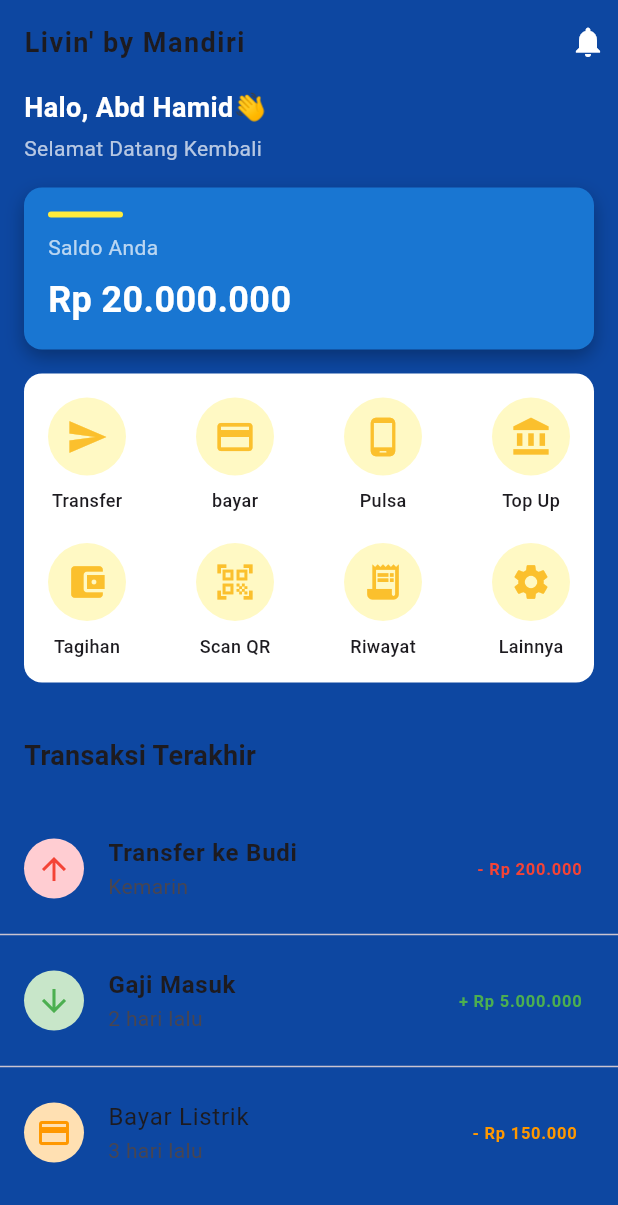
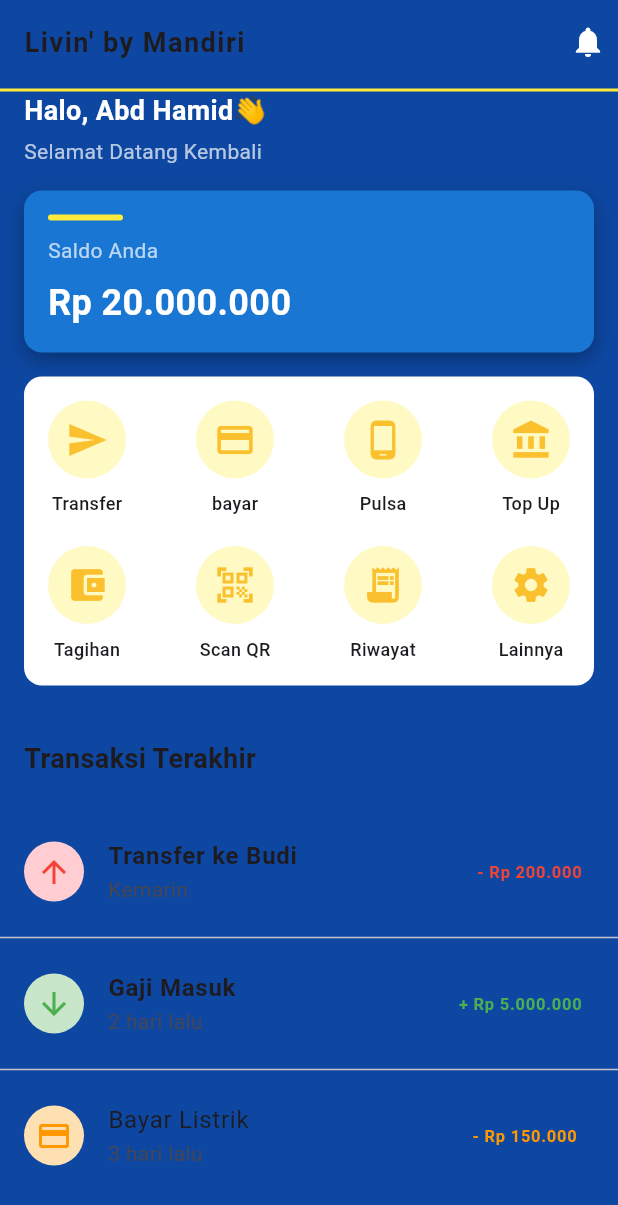
Before and after one commit to abdhamid66/UI_mandiri, a Flutter app: the screen it shows after launch, on a phone screen of 412 x 824 dp. Shown: the top 1205 px of the screen. Run offline on Flutter 3.47's test engine with Material 3 defaults, Android fonts, the phone set to English and light mode, and no system bars.

Commit message:
menambahkan garis kuning di appbar

```diff
--- a/lib/main.dart
+++ b/lib/main.dart
@@ -36,10 +36,6 @@
             letterSpacing: 1,
           ),
         ),
-        bottom: const PreferredSize(
-          preferredSize: Size.fromHeight(3),
-          child: ColoredBox(color: Colors.yellow, child: SizedBox(height: 3)),
-        ),
         actions: const [
           Padding(
             padding: EdgeInsets.all(8.0),
@@ -49,6 +45,14 @@
             ),
           ),
         ],
+bottom: PreferredSize(
+  preferredSize: const Size.fromHeight(5),
+  child: Container(
+    height: 2,
+    width: double.infinity,
+    color: Colors.yellow,
+  ),
+),
       ),
 
       // body
```
